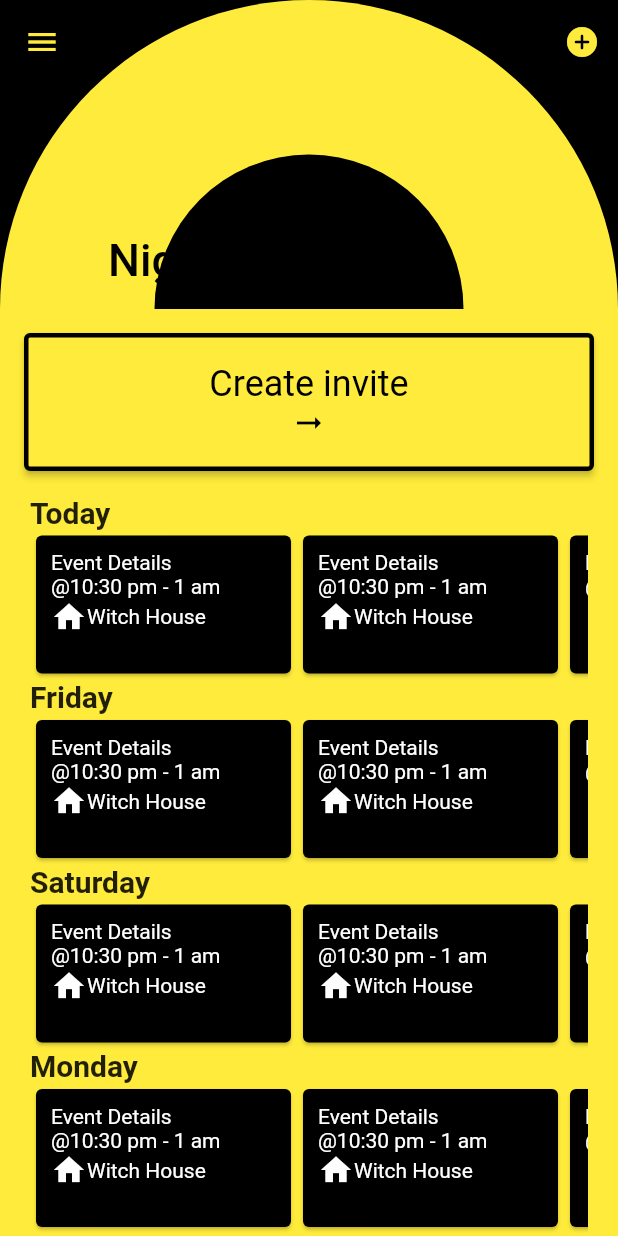
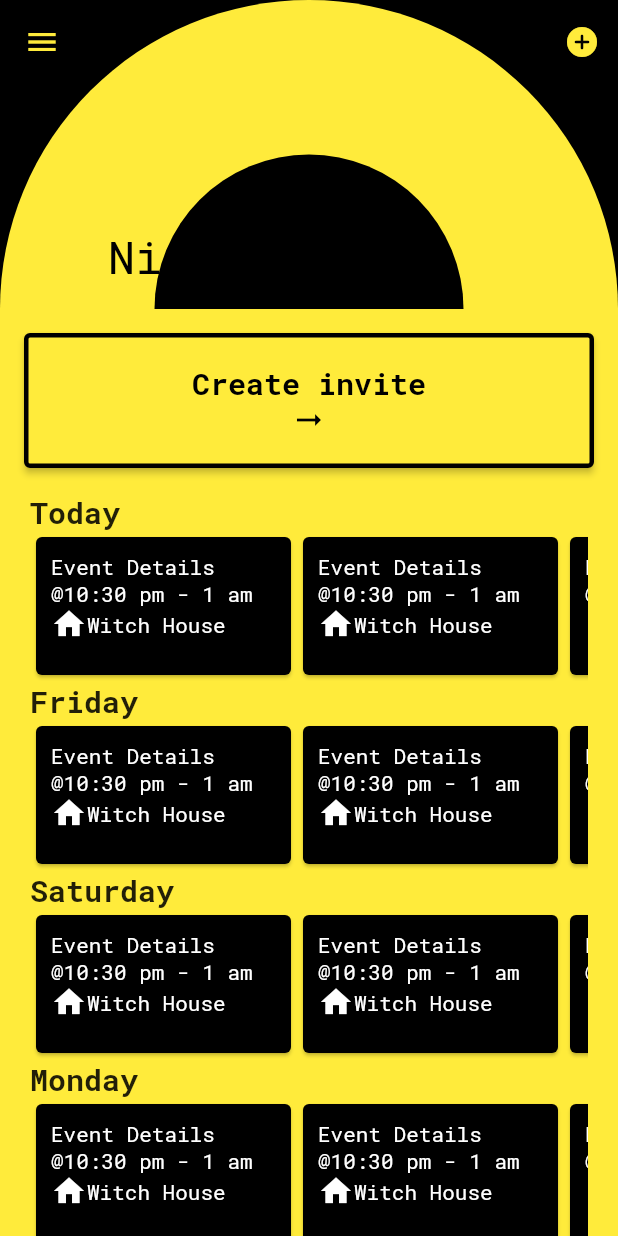
Before and after one commit to ephraimbenson/nightly, a Flutter app: the screen it shows after launch, on a phone screen of 412 x 824 dp. Run offline on Flutter 3.47's test engine with Material 2 defaults, Android fonts, the phone set to English and light mode, and no system bars; missing offline and left inert: flutter_arc_text, flutter_quill.

Commit message:
RobotoMono

```diff
--- a/lib/main.dart
+++ b/lib/main.dart
@@ -32,11 +32,12 @@ class MyApp extends StatelessWidget {
     return MaterialApp(
       title: 'Nightly',
       theme: ThemeData(
+        primarySwatch: Colors.yellow,
+        fontFamily: 'RobotoMono',
         appBarTheme: AppBarTheme(
             backwardsCompatibility: false,
             systemOverlayStyle: SystemUiOverlayStyle.light,
             iconTheme: IconThemeData(color: Colors.yellow)),
-        primarySwatch: Colors.yellow,
       ),
       home: WelcomePage(),
     );
--- a/lib/welcome_page/welcome_page.dart
+++ b/lib/welcome_page/welcome_page.dart
@@ -31,7 +31,10 @@ class WelcomePage extends StatelessWidget {
         radius: welcomeRadius - 25,
         text: intro_text,
         textStyle: const TextStyle(
-            fontSize: 32, fontWeight: FontWeight.bold, color: Colors.black),
+            fontFamily: 'RobotoMono',
+            fontSize: 32,
+            fontWeight: FontWeight.bold,
+            color: Colors.black),
         startAngle: -pi / 2,
         stretchAngle: pi,
         placement: Placement.inside);
@@ -59,7 +62,11 @@ class WelcomePage extends StatelessWidget {
           },
           child: Column(
             children: <Widget>[
-              Text("Create invite"),
+              Text("Create invite",
+                  style: TextStyle(
+                      fontFamily: 'RobotoMono',
+                      fontWeight: FontWeight.bold,
+                      fontSize: 20)),
               Icon(Icons.arrow_right_alt)
             ],
           ),
```
Also changed, not shown: pubspec.yaml (+9 -0 lines), fonts/RobotoMono-Bold.ttf (added), fonts/RobotoMono-BoldItalic.ttf (added), fonts/RobotoMono-ExtraLight.ttf (added), fonts/RobotoMono-ExtraLightItalic.ttf (added), fonts/RobotoMono-Italic.ttf (added), fonts/RobotoMono-Light.ttf (added), fonts/RobotoMono-LightItalic.ttf (added), fonts/RobotoMono-Medium.ttf (added), fonts/RobotoMono-MediumItalic.ttf (added), fonts/RobotoMono-Regular.ttf (added), fonts/RobotoMono-SemiBold.ttf (added), fonts/RobotoMono-SemiBoldItalic.ttf (added), fonts/RobotoMono-Thin.ttf (added), 1 more files.
